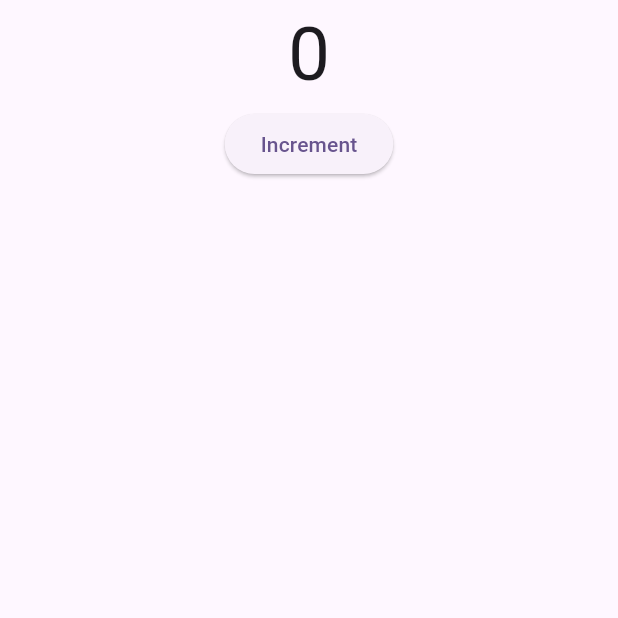
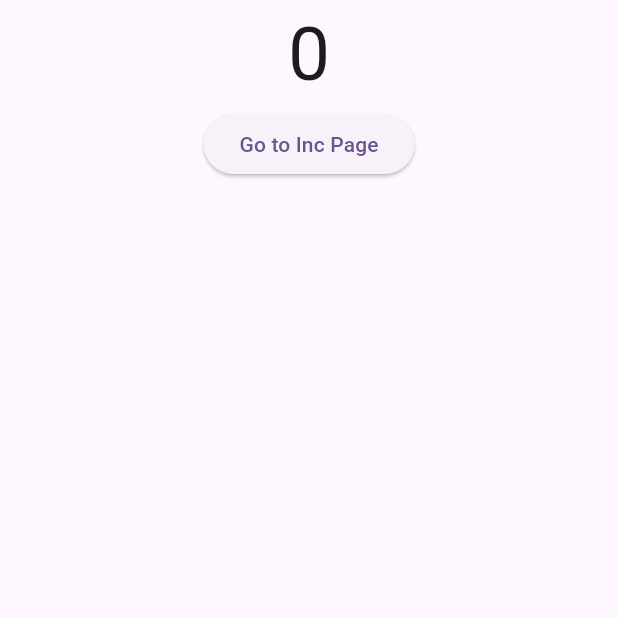
Before and after one commit to sandeepdewangan/flutter_bloc, a Flutter app: the screen it shows after launch, on a phone screen of 412 x 824 dp, the top half of it. Run offline on Flutter 3.47's test engine with Material 3 defaults, Android fonts, the phone set to English and light mode, and no system bars; our stand-ins replace flutter_bloc.

Commit message:
Counter app - BlocProvider Impl.

```diff
--- a/lib/home_page.dart
+++ b/lib/home_page.dart
@@ -1,14 +1,15 @@
 import 'package:bloc_examples/counter_cubit.dart';
+import 'package:bloc_examples/inc_page.dart';
 import 'package:flutter/material.dart';
 import 'package:flutter_bloc/flutter_bloc.dart';
 
 class HomePage extends StatelessWidget {
   HomePage({super.key});
 
-  final counterCubit = CounterCubit();
-
   @override
   Widget build(BuildContext context) {
+    // Get the instance of counterCubit
+    final counterCubit = BlocProvider.of<CounterCubit>(context);
     return Scaffold(
       body: Center(
         child: Column(
@@ -26,8 +27,12 @@ class HomePage extends StatelessWidget {
               },
             ),
             ElevatedButton(
-              onPressed: () => counterCubit.increment(),
-              child: const Text("Increment"),
+              onPressed: () => Navigator.of(context).push(
+                MaterialPageRoute(
+                  builder: (context) => const IncPage(),
+                ),
+              ),
+              child: const Text("Go to Inc Page"),
             ),
           ],
         ),
--- a/lib/main.dart
+++ b/lib/main.dart
@@ -1,8 +1,9 @@
 import 'dart:math';
 
+import 'package:bloc_examples/counter_cubit.dart';
 import 'package:bloc_examples/home_page.dart';
 import 'package:flutter/material.dart';
-import 'package:bloc/bloc.dart';
+import 'package:flutter_bloc/flutter_bloc.dart';
 
 void main() {
   runApp(const MyApp());
@@ -14,13 +15,17 @@ class MyApp extends StatelessWidget {
   // This widget is the root of your application.
   @override
   Widget build(BuildContext context) {
-    return MaterialApp(
-      title: 'Flutter Demo',
-      theme: ThemeData(
-        colorScheme: ColorScheme.fromSeed(seedColor: Colors.deepPurple),
-        useMaterial3: true,
+    // We can use BlocProvider to provide the instance of the bloc/cubit class to different pages.
+    return BlocProvider(
+      create: (context) => CounterCubit(),
+      child: MaterialApp(
+        title: 'Flutter Demo',
+        theme: ThemeData(
+          colorScheme: ColorScheme.fromSeed(seedColor: Colors.deepPurple),
+          useMaterial3: true,
+        ),
+        home: HomePage(),
       ),
-      home: HomePage(),
     );
   }
 }
```
Also changed, not shown: lib/inc_page.dart (added, +25 -0 lines).
